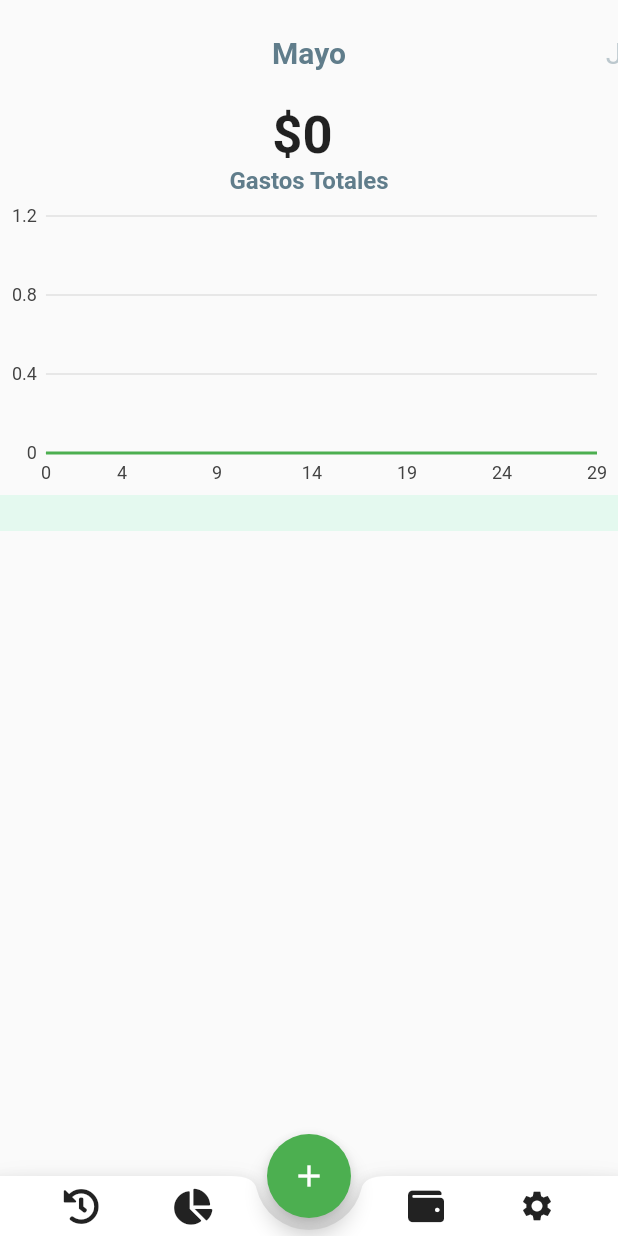
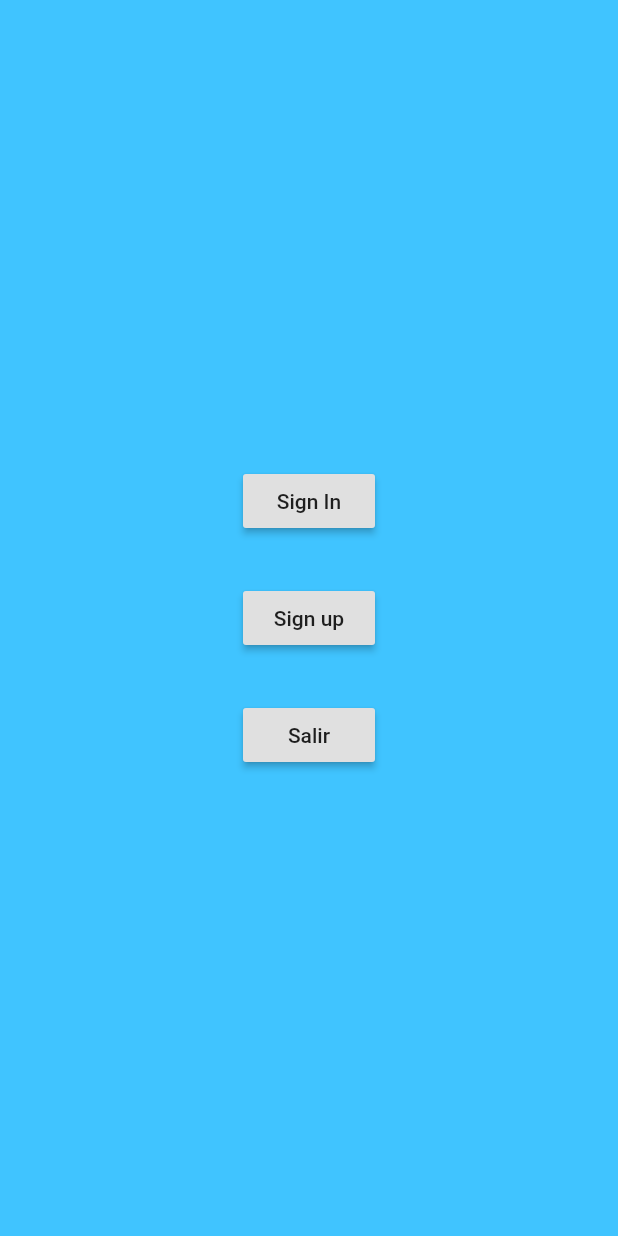
Before and after one commit to k1ltr0h/Proyecto-Tel335-, a Flutter app: the screen it shows after launch, on a phone screen of 412 x 824 dp. Run offline on Flutter 3.47's test engine with Material 2 defaults, Android fonts, the phone set to English and light mode, and no system bars; our stand-ins replace charts_flutter, cloud_firestore, firebase_auth, font_awesome_flutter, google_sign_in; accounts and stored records are empty.

```diff
--- a/statsu/lib/main.dart
+++ b/statsu/lib/main.dart
@@ -1,10 +1,15 @@
 import 'package:flutter/material.dart';
-import 'package:font_awesome_flutter/font_awesome_flutter.dart';
-import 'package:cloud_firestore/cloud_firestore.dart';
-import 'package:statsu/month_widget.dart';
+import 'package:statsu/pages/login_page.dart';
+import "pages/home_page.dart";
+import "pages/register_page.dart";
+import "pages/menu_page.dart";
 
-
-void main() => runApp(MyApp());
+void main() {
+  runApp(MaterialApp(
+    title: 'Flutter Tutorial',
+    home: MyApp(),
+  ));
+}
 
 class MyApp extends StatelessWidget {
   @override
@@ -14,151 +19,12 @@ class MyApp extends StatelessWidget {
       theme: ThemeData(
         primarySwatch: Colors.green,
       ),
-      home: MyHomePage(title: 'Flutter App Home Page'),
+      routes: {
+        "/" : (BuildContext context) => MenuPage(),
+        "/home" : (BuildContext context) => MyHomePage(),
+        "/register" : (BuildContext context) => RegisterPage(),
+        "/login" : (BuildContext context) => LoginPage()
+      },
     );
   }
 }
-
-class MyHomePage extends StatefulWidget {
-  MyHomePage({Key key, this.title}) : super(key: key);
-  final String title;
-
-  @override
-  _MyHomePageState createState() => _MyHomePageState();
-}
-
-class _MyHomePageState extends State<MyHomePage> {
-  PageController _controller;
-  int currentPage = 4;
-  Stream<QuerySnapshot> _query;
-
-  @override
-  void initState() {
-    super.initState();
-    _query = Firestore.instance
-            .collection('gastos')
-            .where("month", isEqualTo: currentPage +1)
-            .snapshots();
-    _controller = PageController(
-      initialPage: currentPage,
-      viewportFraction: 0.4,
-    );
-  }
-  Widget _bottomAction(IconData icon) {
-    return InkWell(
-      child: Padding(
-        padding: const EdgeInsets.all(8.0),
-        child: Icon(icon),
-      ),
-      onTap: () {},
-    );
-  }
-
-  Widget build(BuildContext context) {
-    return Scaffold(
-      bottomNavigationBar: BottomAppBar(
-        notchMargin: 8.0,
-        shape: CircularNotchedRectangle(),
-        child: Row(
-          mainAxisSize: MainAxisSize.max,
-          mainAxisAlignment: MainAxisAlignment.spaceEvenly,
-          children: <Widget>[
-            _bottomAction(FontAwesomeIcons.history),
-            _bottomAction(FontAwesomeIcons.chartPie),
-            SizedBox(width: 48.0),
-            _bottomAction(FontAwesomeIcons.wallet),
-            _bottomAction(Icons.settings),
-          ],
-        ),
-      ),
-      floatingActionButtonLocation: FloatingActionButtonLocation.centerDocked,
-      floatingActionButton: FloatingActionButton(
-        child: Icon(Icons.add),
-        onPressed: () {},
-      ),
-      body: _body(),
-    );
-  }
-  Widget _body() {
-    return SafeArea(
-      child: Column(
-        children: <Widget>[
-          _selector(),
-          StreamBuilder<QuerySnapshot>(
-            stream: _query,
-            builder: (BuildContext context, AsyncSnapshot<QuerySnapshot> data){
-              if (data.hasData){
-                return MonthWidget(
-                  documents: data.data.documents);
-              }
-              return Center(child: CircularProgressIndicator(),
-              );
-            },
-          ),
-        ],
-      ),
-    );
-  }
-
-  Widget _selector() {
-    return SizedBox.fromSize(
-      size: Size.fromHeight(70.0),
-      child: PageView(
-        onPageChanged: (newPage) {
-          setState(() {
-            currentPage = newPage;
-            _query = Firestore.instance
-            .collection('gastos')
-            .where("month", isEqualTo: currentPage +1)
-            .snapshots();
-          });
-        },
-        controller: _controller,
-        children: <Widget>[
-          _pageItem("Enero", 0),
-          _pageItem("Febrero", 1),
-          _pageItem("Marzo", 2),
-          _pageItem("Abril", 3),
-          _pageItem("Mayo", 4),
-          _pageItem("Junio", 5),
-          _pageItem("Julio", 6),
-          _pageItem("Agosto", 7),
-          _pageItem("Septiembre", 8),
-          _pageItem("Octubre", 9),
-          _pageItem("Noviembre", 10),
-          _pageItem("Diciembre", 11),
-        ],
-      ),
-    );
-  }
-
-  Widget _pageItem(String name, int position) {
-    var _alignment;
-    final selected = TextStyle(
-      fontSize: 20.0,
-      fontWeight: FontWeight.bold,
-      color: Colors.blueGrey,
-    );
-    final unselected = TextStyle(
-      fontSize: 20.0,
-      fontWeight: FontWeight.normal,
-      color: Colors.blueGrey.withOpacity(0.4),
-    );
-
-    if (position == currentPage) {
-      _alignment = Alignment.center;
-    } else if (position > currentPage) {
-      _alignment = Alignment.centerRight;
-    } else {
-      _alignment = Alignment.centerLeft;
-    }
-
-    return Align(
-      alignment: _alignment,
-      child: Text(name,
-        style: position == currentPage ? selected : unselected,
-      ),
-    );
-  }
-
-}
--- /dev/null
+++ b/statsu/lib/pages/menu_page.dart
@@ -0,0 +1,39 @@
+import 'package:flutter/material.dart';
+import 'package:flutter/widgets.dart';
+import 'package:firebase_auth/firebase_auth.dart';
+import 'package:flutter/services.dart';
+
+class MenuPage extends StatelessWidget{
+  @override
+  Widget build(BuildContext context){
+    return Scaffold(
+      backgroundColor: Colors.lightBlueAccent,
+      body: Center(child: Column(
+        mainAxisSize: MainAxisSize.min,
+      children:<Widget>[
+        RaisedButton(
+        child: Text("Sign In"),
+        onPressed: (){
+            Navigator.of(context).pushNamed("/login");
+        },
+
+      ),
+      const SizedBox(height: 30),
+      RaisedButton(
+        child: Text("Sign up"),
+        onPressed: (){
+          Navigator.of(context).pushNamed("/register");
+        },
+
+      ),
+      const SizedBox(height: 30),
+      RaisedButton(
+       // child: Text("Salir"),
+       child: Text("Salir"),
+        onPressed: ()=> SystemNavigator.pop(),
+
+      ),
+      ]))
+    );
+  }
+}
--- a/statsu/pubspec.yaml
+++ b/statsu/pubspec.yaml
@@ -26,6 +26,8 @@ dependencies:
   cupertino_icons: ^0.1.2
   font_awesome_flutter: ^8.5.0
   charts_flutter: ^0.8.1
+  firebase_auth: ^0.15.3+1
+  google_sign_in: ^4.1.1
 
 dev_dependencies:
   flutter_test:
```
Also changed, not shown: statsu/lib/pages/home_page.dart (added, +148 -0 lines), statsu/lib/pages/login_page.dart (added, +63 -0 lines), statsu/lib/pages/register_page.dart (added, +53 -0 lines), pro335/pubspec.lock, statsu/pubspec.lock.
